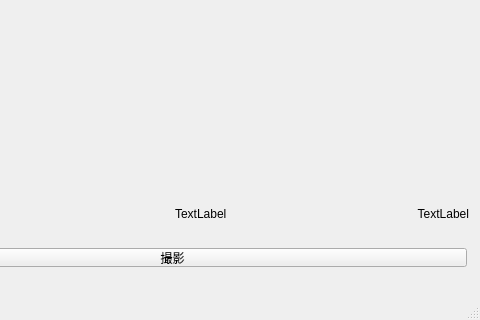
azmin8744/QOPC, file mainwindow.ui: the form before one commit; both pictures show x 132 to 612 and y 419 to 739 of the 612 by 739 pixel window.
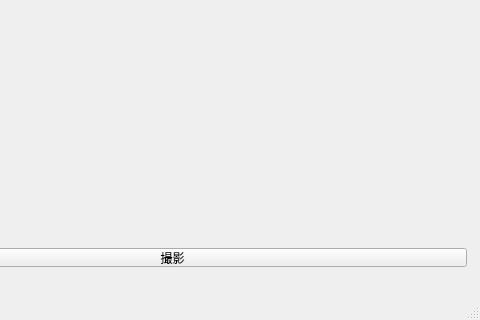
The form after the commit.

Commit message: ISOオートの状態取得について変更

The edit to the form file:
```diff
--- a/mainwindow.ui
+++ b/mainwindow.ui
@@ -93,7 +93,7 @@
      </rect>
     </property>
     <property name="text">
-     <string>TextLabel</string>
+     <string/>
     </property>
    </widget>
    <widget class="QLabel" name="shutterSpeed">
@@ -106,7 +106,7 @@
      </rect>
     </property>
     <property name="text">
-     <string>TextLabel</string>
+     <string/>
     </property>
     <property name="alignment">
      <set>Qt::AlignRight|Qt::AlignTrailing|Qt::AlignVCenter</set>
```
Left out of the diff: 26 changed lines with no effect on the pictures. The commit also changes 2 other files.
